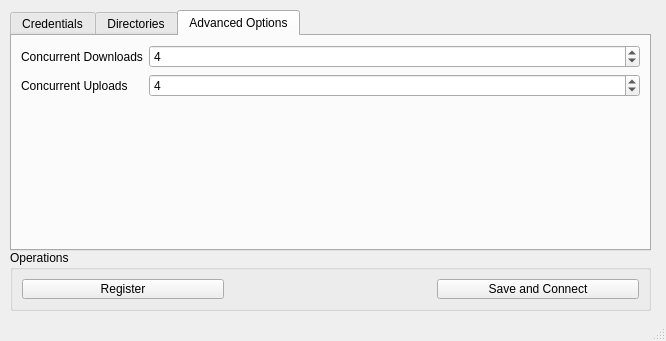
Old version of the form client/credentials.ui in the repository Smilin-Dominator/smilin_file_hosting.
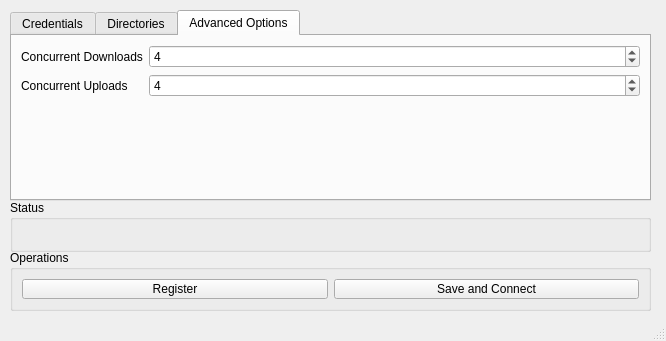
New version of the form. The open tabs and pages were chosen to show the change.

Commit message: refactor: Moved status to it's own GroupBox

The edit to the form file:
```diff
--- a/client/credentials.ui
+++ b/client/credentials.ui
@@ -34,16 +34,6 @@
        </property>
       </widget>
      </item>
-     <item>
-      <widget class="QLabel" name="credentials_status">
-       <property name="text">
-        <string/>
-       </property>
-       <property name="alignment">
-        <set>Qt::AlignCenter</set>
-       </property>
-      </widget>
-     </item>
      <item>
       <widget class="QPushButton" name="connect_button">
        <property name="text">
@@ -59,7 +49,7 @@
       <x>10</x>
       <y>10</y>
       <width>641</width>
-      <height>241</height>
+      <height>191</height>
      </rect>
     </property>
     <property name="currentIndex">
@@ -181,6 +171,31 @@
      </layout>
     </widget>
    </widget>
+   <widget class="QGroupBox" name="status_box">
+    <property name="geometry">
+     <rect>
+      <x>10</x>
+      <y>200</y>
+      <width>641</width>
+      <height>52</height>
+     </rect>
+    </property>
+    <property name="title">
+     <string>Status</string>
+    </property>
+    <layout class="QHBoxLayout" name="horizontalLayout_2">
+     <item>
+      <widget class="QLabel" name="credentials_status">
+       <property name="text">
+        <string/>
+       </property>
+       <property name="alignment">
+        <set>Qt::AlignCenter</set>
+       </property>
+      </widget>
+     </item>
+    </layout>
+   </widget>
   </widget>
   <widget class="QStatusBar" name="statusbar"/>
  </widget>
```
Left out of the diff: 2 changed lines with no effect on the pictures.
